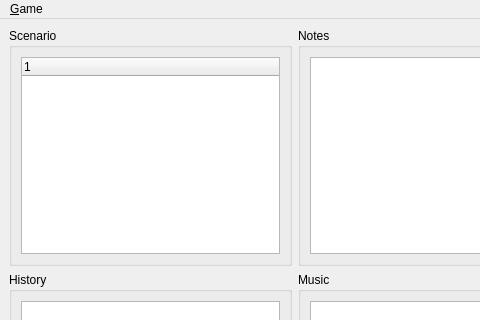
This is sources/MainWindow.ui in ViviCoder/GM-Assistant as Qt 5 draws it before an edit; both pictures show x 0 to 480 and y 0 to 320 of the 878 by 564 pixel window. The edited form follows.
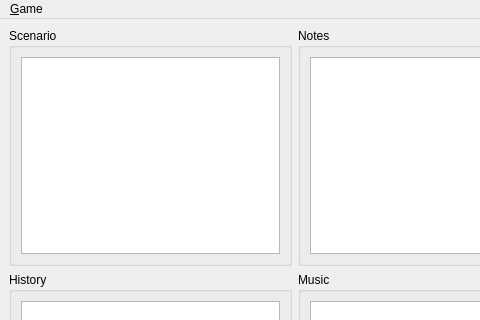
This is the edited form.

What changed in the file:
```diff
--- a/sources/MainWindow.ui
+++ b/sources/MainWindow.ui
@@ -25,6 +25,9 @@
         <layout class="QVBoxLayout" name="verticalLayout1">
          <item>
           <widget class="QTreeWidget" name="treeScenario">
+           <property name="headerHidden">
+            <bool>true</bool>
+           </property>
            <column>
             <property name="text">
              <string notr="true">1</string>
```
Left out of the diff: 2 changed lines with no effect on the pictures.
